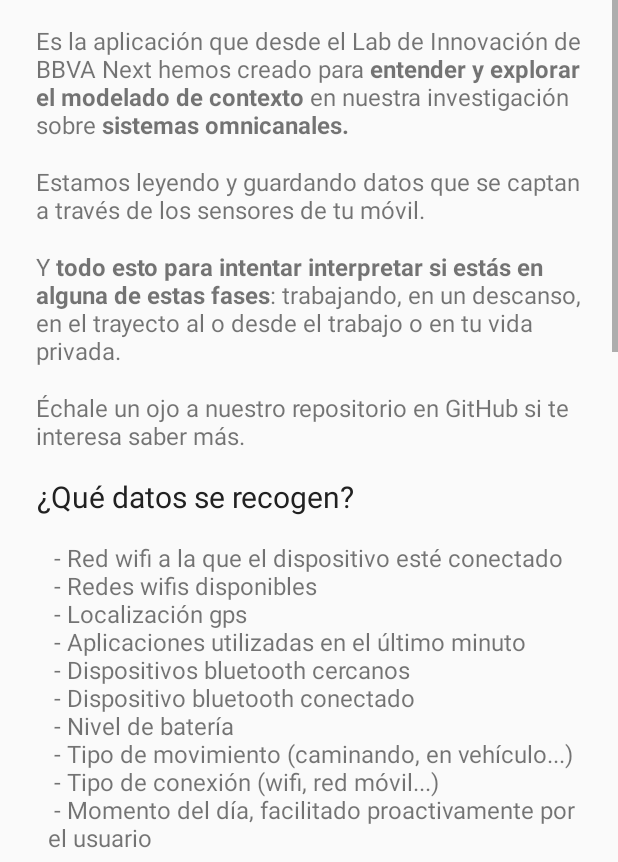
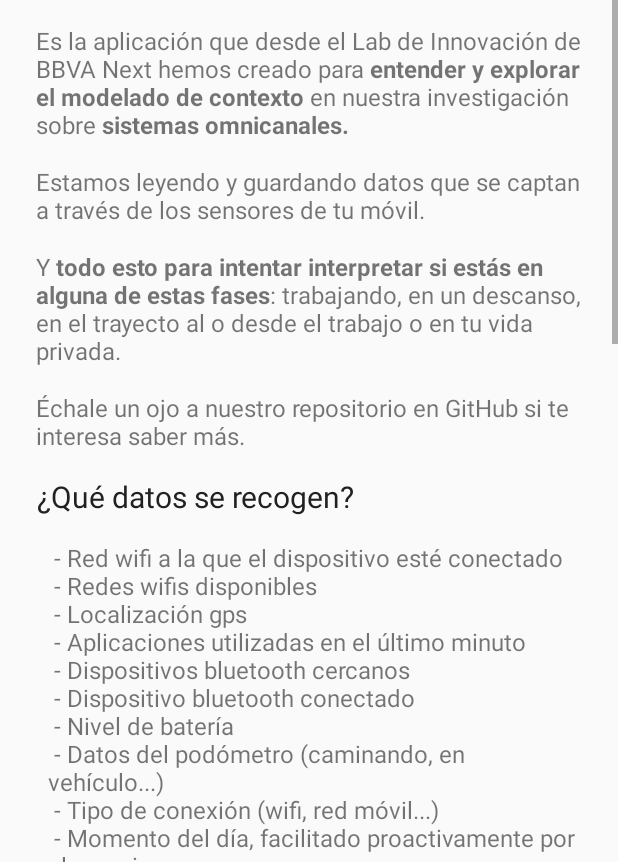
Before and after one commit to beeva/TEC_LAB-user_context_modeling, an Android app: the InfoActivity screen opened directly, with no data from a screen before it, on a phone screen of 412 x 824 dp, the part 374-1236 px from its top. Run offline under Robolectric (Android 15) with nearby library versions, the phone set to English and light mode, and no system bars.

Commit message:
Data entity text fixed

```diff
--- a/app/src/main/res/values/strings.xml
+++ b/app/src/main/res/values/strings.xml
@@ -45,7 +45,7 @@
         <item>Dispositivos bluetooth cercanos</item>
         <item>Dispositivo bluetooth conectado</item>
         <item>Nivel de batería</item>
-        <item>Tipo de movimiento (caminando, en vehículo...)</item>
+        <item>Datos del podómetro (caminando, en vehículo...)</item>
         <item>Tipo de conexión (wifi, red móvil...)</item>
         <item>Momento del día, facilitado proactivamente por el usuario</item>
     </string-array>
```
